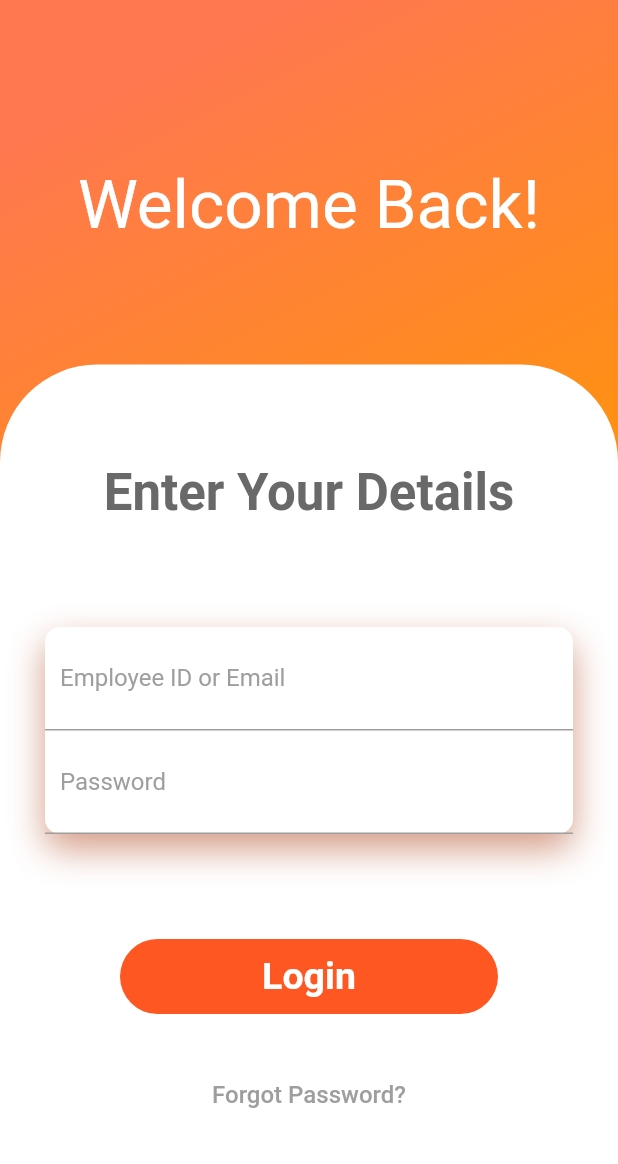
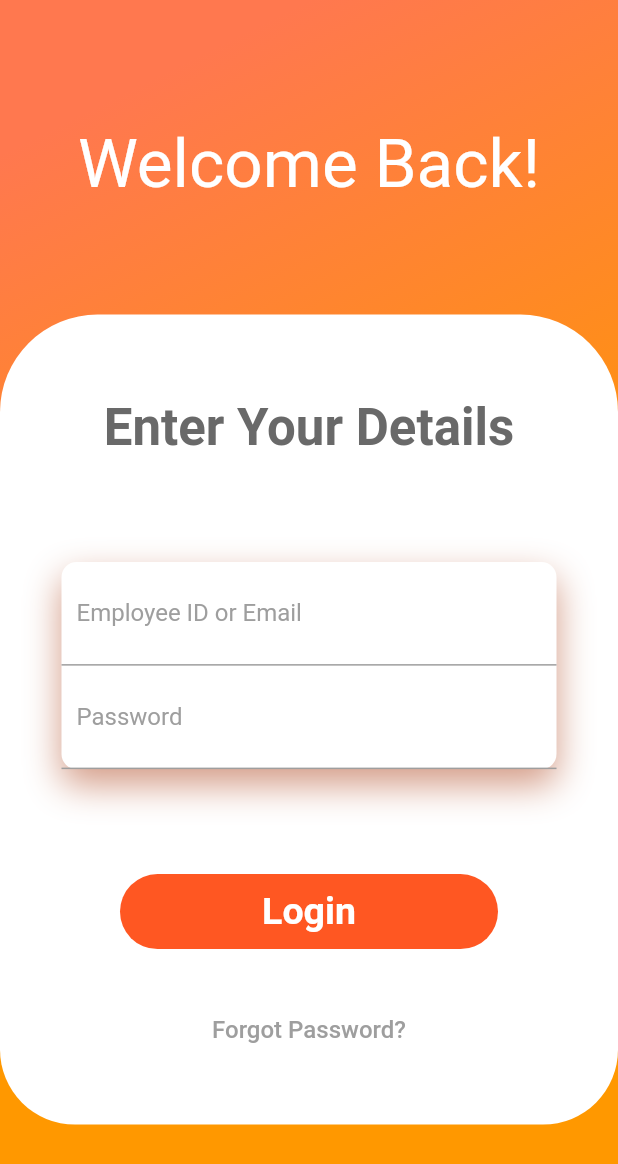
Before and after one commit to Ranbir-Netz/netsmartzApp, a Flutter app: the LoginPage screen opened by its route, on a phone screen of 412 x 824 dp. Shown: the top 1164 px of the screen. Run offline on Flutter 3.47's test engine with Material 2 defaults, Android fonts, the phone set to English and light mode, and no system bars.

Commit message:
Login responsive

```diff
--- a/lib/login.dart
+++ b/lib/login.dart
@@ -6,7 +6,7 @@ class LoginPage extends StatelessWidget {
   @override
   Widget build(BuildContext context) {
     return Scaffold(
-      resizeToAvoidBottomInset: false,
+      resizeToAvoidBottomInset: true,
       body: Container(
         width: double.infinity,
         height: double.infinity,
@@ -20,16 +20,13 @@ class LoginPage extends StatelessWidget {
           ),
         ),
         child: Column(
-          crossAxisAlignment: CrossAxisAlignment.start,
+          mainAxisAlignment: MainAxisAlignment.spaceEvenly,
           children: [
-            const SizedBox(
-              height: 90,
+            Column(
+              children: [
+                SizedBox(
+                  height: MediaQuery.of(context).size.height * 0.01,
                 ),
-            Padding(
-              padding: const EdgeInsets.all(20),
-              child: Column(
-                crossAxisAlignment: CrossAxisAlignment.start,
-                children: const [
                 Center(
                   child: Text(
                     "Welcome Back!",
@@ -39,22 +36,17 @@ class LoginPage extends StatelessWidget {
                     ),
                   ),
                 ),
-                  SizedBox(
-                    height: 20,
-                  ),
               ],
             ),
-            ),
-            const SizedBox(
-              height: 40,
-            ),
-            Expanded(
-              child: Container(
+            Container(
+              height: 540,
               decoration: const BoxDecoration(
                 color: Colors.white,
                 borderRadius: BorderRadius.only(
                   topLeft: Radius.circular(65),
                   topRight: Radius.circular(65),
+                  bottomLeft: Radius.circular(50),
+                  bottomRight: Radius.circular(50),
                 ),
               ),
               child: Padding(
@@ -62,7 +54,7 @@ class LoginPage extends StatelessWidget {
                 child: Column(
                   children: [
                     const SizedBox(
-                        height: 35,
+                      height: 25,
                     ),
                     const Text(
                       "Enter Your Details",
@@ -75,6 +67,7 @@ class LoginPage extends StatelessWidget {
                       height: 70,
                     ),
                     Container(
+                      width: 330,
                       decoration: BoxDecoration(
                         color: Colors.white,
                         borderRadius: BorderRadius.circular(10),
@@ -135,6 +128,7 @@ class LoginPage extends StatelessWidget {
                     ),
                     Container(
                       height: 50,
+                      width: 330,
                       margin: const EdgeInsets.symmetric(horizontal: 50),
                       decoration: BoxDecoration(
                         color: Colors.deepOrange,
@@ -171,11 +165,7 @@ class LoginPage extends StatelessWidget {
                         style: TextStyle(color: Colors.grey, fontSize: 16),
                       ),
                     ),
-                      const SizedBox(
-                        height: 40,
-                      ),
                   ],
-                  ),
                 ),
               ),
             ),
```
Lines whose indentation alone changed are shown as unchanged.
